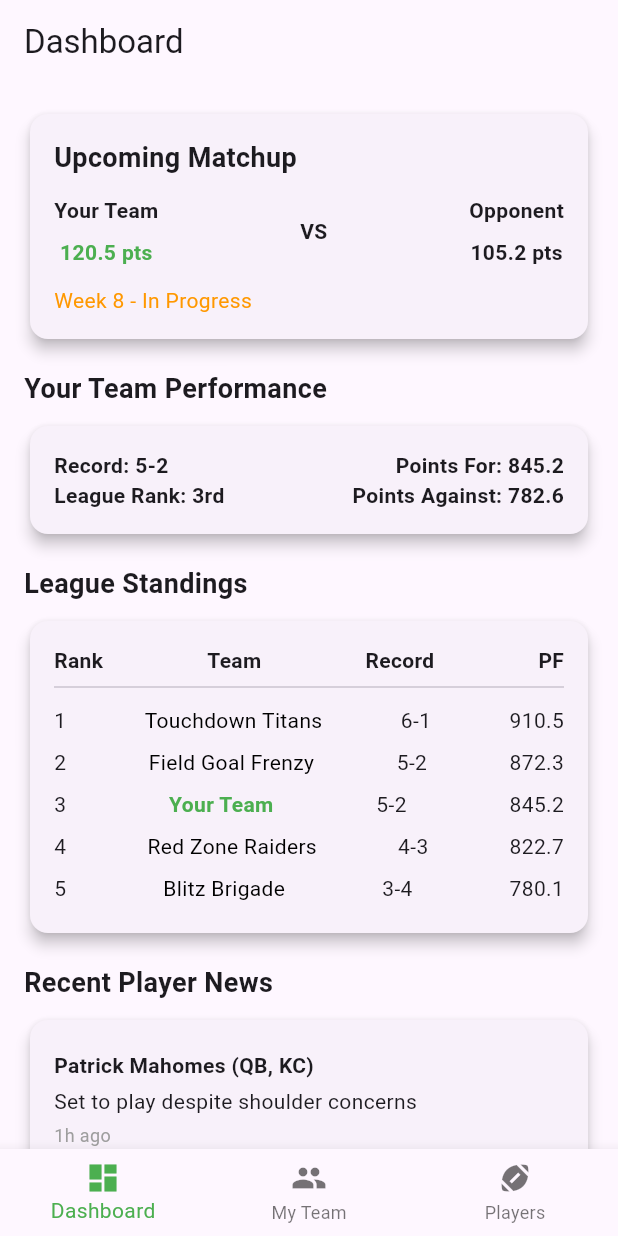
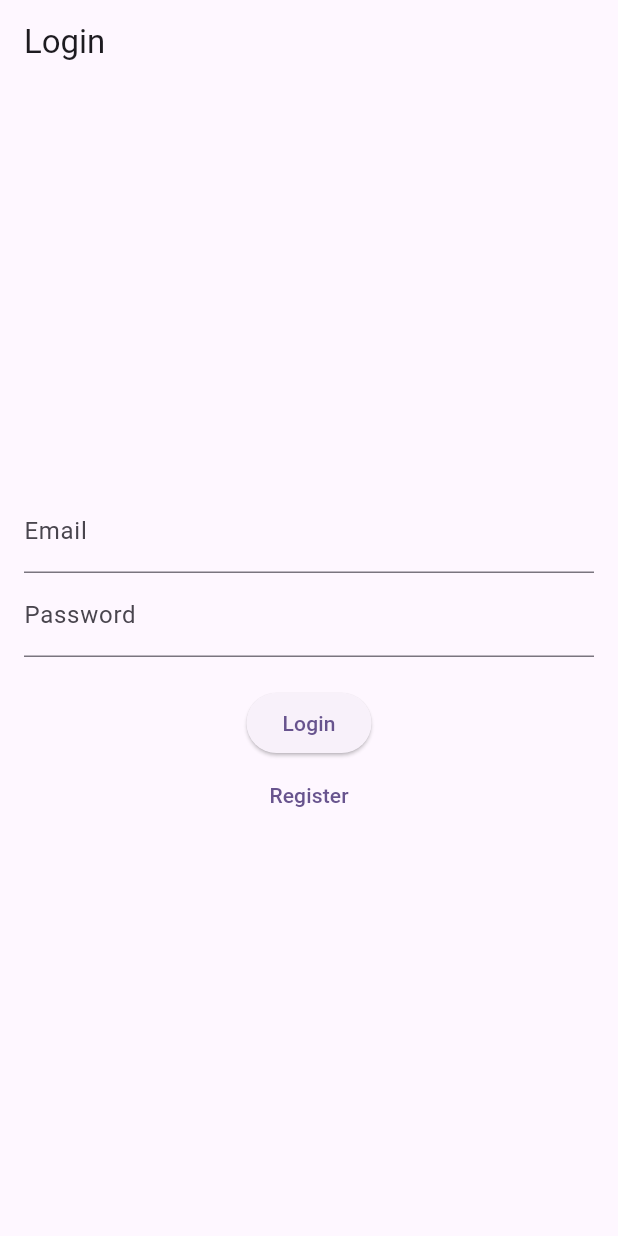
Before and after one commit to praphael/failball, a Flutter app: the screen it shows after launch, on a phone screen of 412 x 824 dp. Run offline on Flutter 3.47's test engine with Material 3 defaults, Android fonts, the phone set to English and light mode, and no system bars; our stand-ins replace cloud_firestore, firebase_auth, firebase_core, firebase_storage; accounts and stored records are empty.

Commit message:
add firebase, login and registration

```diff
--- a/lib/main.dart
+++ b/lib/main.dart
@@ -1,7 +1,10 @@
 import 'package:flutter/material.dart';
 import 'view/pages/HomePage.dart';
+import 'view/pages/LoginPage.dart';
+import 'view/pages/RegisterPage.dart';
 
 import 'package:firebase_core/firebase_core.dart';
+import 'package:firebase_auth/firebase_auth.dart';
 import 'firebase_options.dart';
 import 'dart:developer';
 
@@ -37,6 +40,20 @@ class FailBallApp extends StatelessWidget {
   // This widget is the root of your application.
   @override
   Widget build(BuildContext context) {
+      // Define a widget
+      Widget firstPage;
+      const homePage = HomePage(title: 'Home');
+      const loginPage = LoginPage(title: 'Login');
+
+      // Get the firebase user
+      User? firebaseUser = null; // FirebaseAuth.instance.currentUser;
+
+      // Assign widget based on availability of currentUser
+      if (firebaseUser != null) {
+        firstPage = homePage;
+      } else {
+        firstPage = loginPage;
+      }
     return MaterialApp(
       title: 'Failball',
       theme: ThemeData(
@@ -58,7 +75,12 @@ class FailBallApp extends StatelessWidget {
         colorScheme: ColorScheme.fromSeed(seedColor: Colors.deepPurple),
         useMaterial3: true,
       ),
-      home: const HomePage(title: 'Failball Home Page'),
+      home: firstPage,
+      routes: <String, WidgetBuilder> {
+          '/login': (BuildContext context) => loginPage,
+          '/register': (BuildContext context) => const RegisterPage(title: 'Register'),
+          '/home': (BuildContext context) => homePage,
+        },
     );
   }
 }
--- a/lib/model/User.dart
+++ b/lib/model/User.dart
@@ -1,5 +1,6 @@
 class User {
     final String id;
     final String name;
+    final Strign auth_token;
     List<String> leagues;
 }
--- a/lib/view/pages/HomePage.dart
+++ b/lib/view/pages/HomePage.dart
@@ -16,6 +16,8 @@ class HomePage extends StatefulWidget {
 
 class _HomePageState extends State<HomePage> {
   int _selectedIndex = 0;
+  bool isLoggedIn = false;
+  String userID = "";
 
   // DashboardPage dashboard = DashboardPage();
   // MyTeamPage myTeam = MyTeamPage();
--- a/lib/view/pages/LoginPage.dart
+++ b/lib/view/pages/LoginPage.dart
@@ -0,0 +1,139 @@
+import 'package:flutter/material.dart';
+import 'package:cloud_firestore/cloud_firestore.dart';
+import 'package:firebase_auth/firebase_auth.dart';
+import 'package:firebase_storage/firebase_storage.dart';
+
+class LoginPage extends StatefulWidget {
+  final String title;
+
+  const LoginPage({super.key, required this.title});
+
+  @override
+  _LoginPageState createState() => _LoginPageState();
+}
+
+class _LoginPageState extends State<LoginPage> {
+  final _formKey = GlobalKey<FormState>();
+  final _emailController = TextEditingController();
+  final _passwordController = TextEditingController();
+  final _auth = FirebaseAuth.instance;
+  bool _isLoading = false;
+  String _errorMessage = '';
+
+  void showErrorDialog(BuildContext context, String errorMessage) {
+    showDialog(
+        context: context,
+        builder: (BuildContext context) {
+            return AlertDialog(
+                title: Text('Error'),
+                content: Text(errorMessage),
+                actions: <Widget>[
+                TextButton(
+                    child: Text('OK'),
+                    onPressed: () {
+                    Navigator.of(context).pop(); // Close the dialog
+                    },
+                ),
+                ],
+            );
+        });
+  }
+
+  Future<void> _login() async {
+    if (_formKey.currentState!.validate()) {
+      setState(() {
+        _isLoading = true;
+        _errorMessage = ''; //clear previous errors
+      });
+
+      try {
+        await _auth.signInWithEmailAndPassword(
+          email: _emailController.text.trim(),
+          password: _passwordController.text.trim(),
+        );
+
+        // Navigate to the home screen or another logged-in screen
+        Navigator.pushReplacementNamed(context, '/home'); //Replace '/home' with your route.
+
+      } on FirebaseAuthException catch (e) {
+        setState(() {
+          _isLoading = false;
+          _errorMessage = e.message ?? 'An error occurred.';
+        });
+        print('Firebase Auth Error: ${e.code}, ${e.message}'); //For debugging
+      } catch (e) {
+         setState(() {
+          _isLoading = false;
+          _errorMessage = 'An unexpected error occurred.';
+        });
+        print('Unexpected Error: $e');
+      }
+    } else {
+      setState(() {
+        _errorMessage = 'Please fix the errors in the form.';
+      });
+    }
+  }
+
+  @override
+  Widget build(BuildContext context) {
+    return Scaffold(
+      appBar: AppBar(title: Text('Login')),
+      body: Padding(
+        padding: const EdgeInsets.all(16.0),
+        child: Form(
+          key: _formKey,
+          child: Column(
+            mainAxisAlignment: MainAxisAlignment.center,
+            children: <Widget>[
+              if (_errorMessage.isNotEmpty)
+                Padding(
+                  padding: const EdgeInsets.only(bottom: 16.0),
+                  child: Text(
+                    _errorMessage,
+                    style: TextStyle(color: Colors.red),
+                  ),
+                ),
+              TextFormField(
+                controller: _emailController,
+                decoration: InputDecoration(labelText: 'Email'),
+                validator: (value) {
+                  if (value == null || value.isEmpty) {
+                    return 'Please enter your email';
+                  }
+                  return null;
+                },
+              ),
+              TextFormField(
+                controller: _passwordController,
+                decoration: InputDecoration(labelText: 'Password'),
+                obscureText: true,
+                validator: (value) {
+                  if (value == null || value.isEmpty) {
+                    return 'Please enter your password';
+                  }
+                  return null;
+                },
+              ),
+              SizedBox(height: 20),
+              ElevatedButton(
+                onPressed: _isLoading ? null : _login,
+                child: _isLoading
+                    ? CircularProgressIndicator()
+                    : Text('Login'),
+              ),
+              TextButton(onPressed: (){Navigator.pushNamed(context, '/register');}, child: Text("Register")),//replace /register with your register route.
+            ],
+          ),
+        ),
+      ),
+    );
+  }
+
+  @override
+  void dispose() {
+    _emailController.dispose();
+    _passwordController.dispose();
+    super.dispose();
+  }
+}
--- a/pubspec.yaml
+++ b/pubspec.yaml
@@ -35,6 +35,9 @@ dependencies:
   # Use with the CupertinoIcons class for iOS style icons.
   cupertino_icons: ^1.0.8
   firebase_core: ^3.12.1
+  firebase_auth: ^5.5.1
+  cloud_firestore: ^5.6.5
+  firebase_storage: ^12.4.4
 
 dev_dependencies:
   flutter_test:
```
Also changed, not shown: lib/view/pages/RegisterPage.dart (+271 -0 lines), lib/firebase_options.dart.
